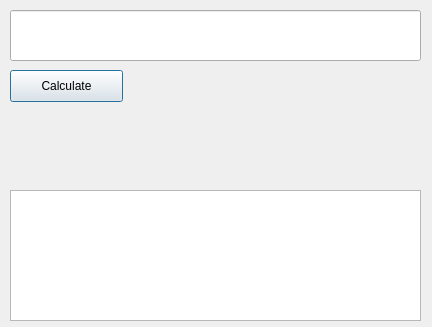
Before: the Qt Designer form ProjectGUI.ui in CoryKornowicz/MathProject, drawn with Qt 5.
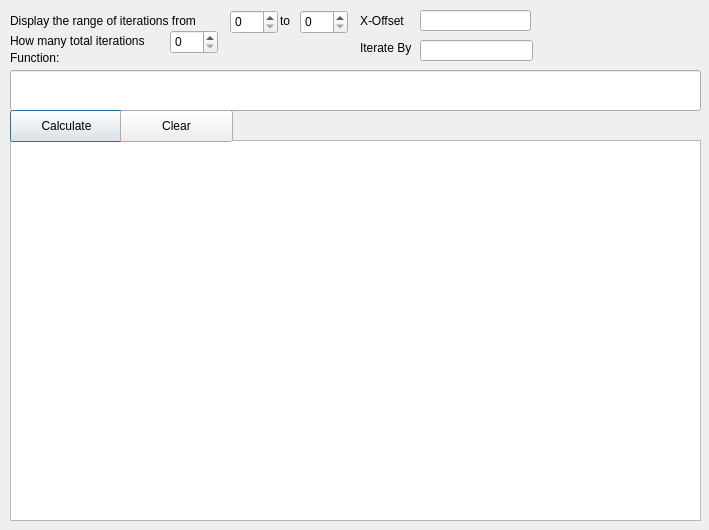
After: the same form once the commit is applied.

Diff of the .ui file:
```diff
--- a/ProjectGUI.ui
+++ b/ProjectGUI.ui
@@ -6,8 +6,8 @@
    <rect>
     <x>0</x>
     <y>0</y>
-    <width>432</width>
-    <height>327</height>
+    <width>709</width>
+    <height>530</height>
    </rect>
   </property>
   <property name="windowTitle">
@@ -17,9 +17,9 @@
    <property name="geometry">
     <rect>
      <x>10</x>
-     <y>10</y>
-     <width>411</width>
-     <height>51</height>
+     <y>70</y>
+     <width>691</width>
+     <height>41</height>
     </rect>
    </property>
   </widget>
@@ -27,9 +27,9 @@
    <property name="geometry">
     <rect>
      <x>10</x>
-     <y>190</y>
-     <width>411</width>
-     <height>131</height>
+     <y>140</y>
+     <width>691</width>
+     <height>381</height>
     </rect>
    </property>
   </widget>
@@ -37,7 +37,7 @@
    <property name="geometry">
     <rect>
      <x>10</x>
-     <y>70</y>
+     <y>110</y>
      <width>113</width>
      <height>32</height>
     </rect>
@@ -46,6 +46,147 @@
     <string>Calculate</string>
    </property>
   </widget>
+  <widget class="QPushButton" name="pushButton">
+   <property name="geometry">
+    <rect>
+     <x>120</x>
+     <y>110</y>
+     <width>113</width>
+     <height>32</height>
+    </rect>
+   </property>
+   <property name="text">
+    <string>Clear</string>
+   </property>
+  </widget>
+  <widget class="QSpinBox" name="spinBox_2">
+   <property name="geometry">
+    <rect>
+     <x>230</x>
+     <y>10</y>
+     <width>48</width>
+     <height>24</height>
+    </rect>
+   </property>
+  </widget>
+  <widget class="QSpinBox" name="spinBox">
+   <property name="geometry">
+    <rect>
+     <x>300</x>
+     <y>10</y>
+     <width>48</width>
+     <height>24</height>
+    </rect>
+   </property>
+  </widget>
+  <widget class="QLabel" name="label">
+   <property name="geometry">
+    <rect>
+     <x>10</x>
+     <y>10</y>
+     <width>221</width>
+     <height>21</height>
+    </rect>
+   </property>
+   <property name="text">
+    <string>Display the range of iterations from</string>
+   </property>
+  </widget>
+  <widget class="QLabel" name="label_2">
+   <property name="geometry">
+    <rect>
+     <x>280</x>
+     <y>10</y>
+     <width>60</width>
+     <height>21</height>
+    </rect>
+   </property>
+   <property name="text">
+    <string>to</string>
+   </property>
+  </widget>
+  <widget class="QLabel" name="label_3">
+   <property name="geometry">
+    <rect>
+     <x>10</x>
+     <y>30</y>
+     <width>161</width>
+     <height>21</height>
+    </rect>
+   </property>
+   <property name="text">
+    <string>How many total iterations</string>
+   </property>
+  </widget>
+  <widget class="QSpinBox" name="spinBox_3">
+   <property name="geometry">
+    <rect>
+     <x>170</x>
+     <y>30</y>
+     <width>48</width>
+     <height>24</height>
+    </rect>
+   </property>
+  </widget>
+  <widget class="QLabel" name="label_4">
+   <property name="geometry">
+    <rect>
+     <x>10</x>
+     <y>50</y>
+     <width>60</width>
+     <height>16</height>
+    </rect>
+   </property>
+   <property name="text">
+    <string>Function:</string>
+   </property>
+  </widget>
+  <widget class="QLineEdit" name="lineEdit_2">
+   <property name="geometry">
+    <rect>
+     <x>420</x>
+     <y>10</y>
+     <width>111</width>
+     <height>21</height>
+    </rect>
+   </property>
+  </widget>
+  <widget class="QLabel" name="label_5">
+   <property name="geometry">
+    <rect>
+     <x>360</x>
+     <y>10</y>
+     <width>60</width>
+     <height>21</height>
+    </rect>
+   </property>
+   <property name="text">
+    <string>X-Offset</string>
+   </property>
+  </widget>
+  <widget class="QLabel" name="label_6">
+   <property name="geometry">
+    <rect>
+     <x>360</x>
+     <y>40</y>
+     <width>60</width>
+     <height>16</height>
+    </rect>
+   </property>
+   <property name="text">
+    <string>Iterate By</string>
+   </property>
+  </widget>
+  <widget class="QLineEdit" name="lineEdit_3">
+   <property name="geometry">
+    <rect>
+     <x>420</x>
+     <y>40</y>
+     <width>113</width>
+     <height>21</height>
+    </rect>
+   </property>
+  </widget>
  </widget>
  <resources/>
  <connections/>
```
